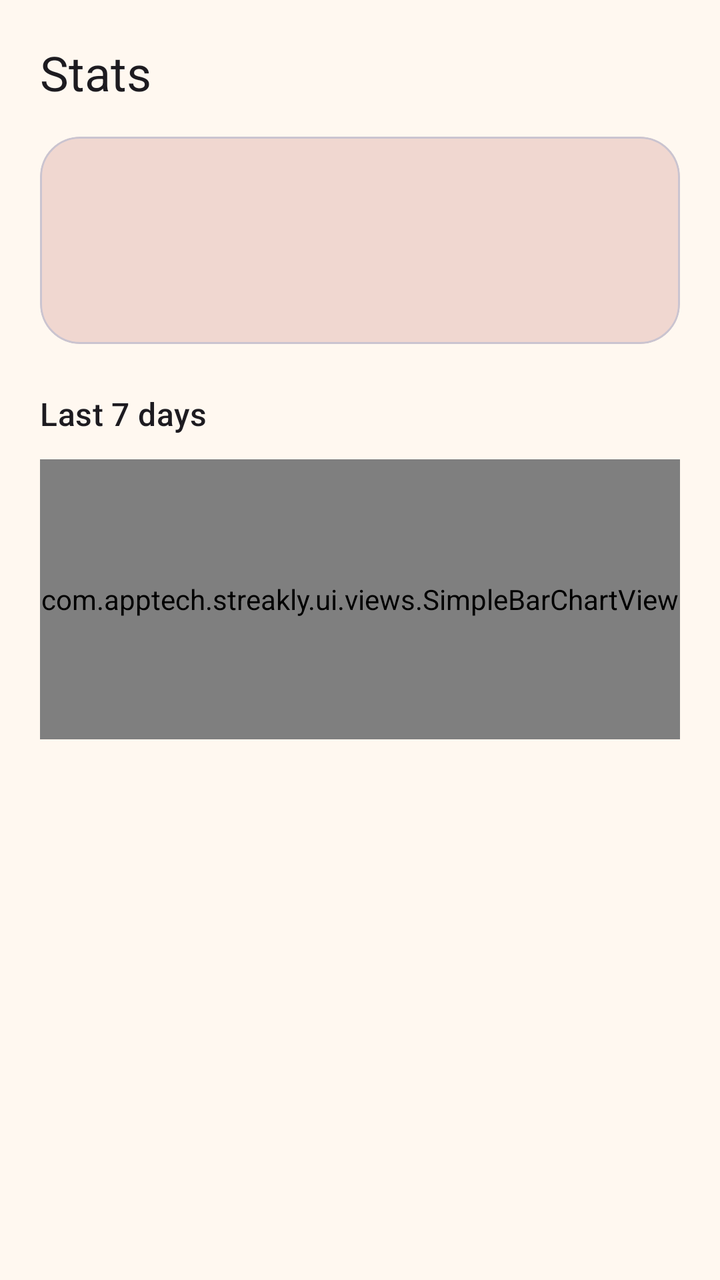
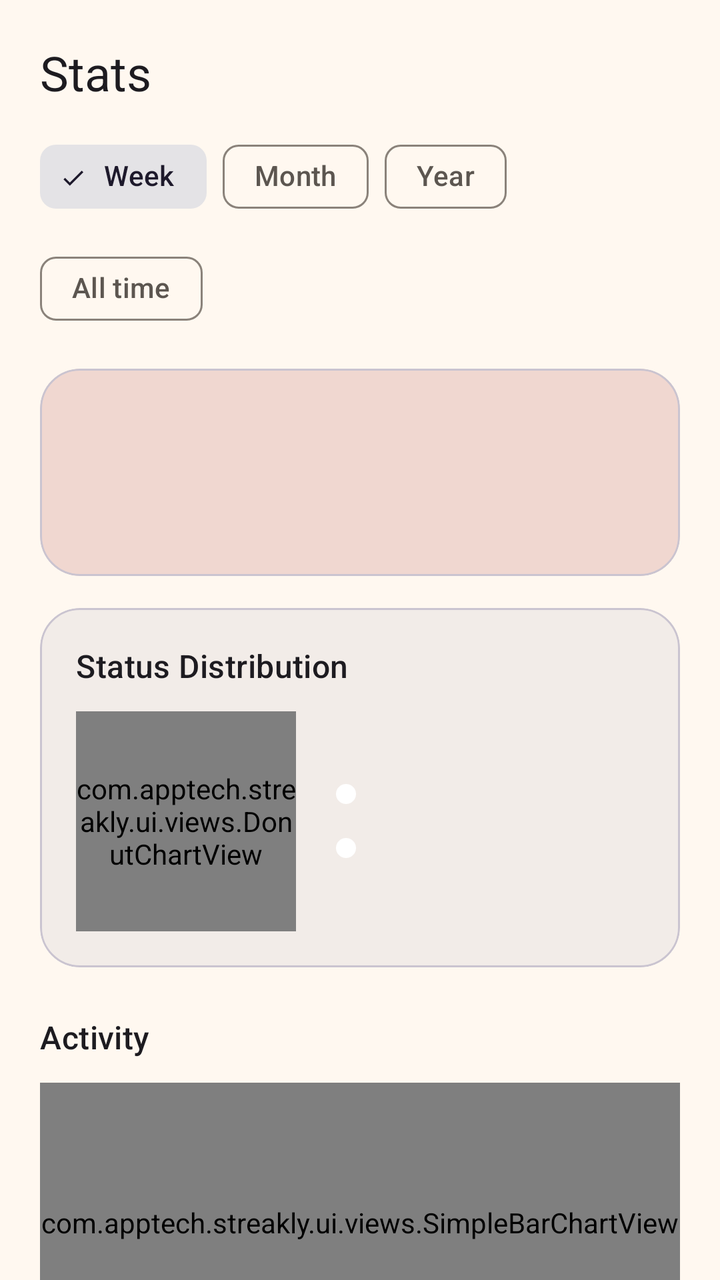

Two renders of the same Android screen: before a commit and after it. Below are the layout's source before the change and the commit's diff.
<!-- AndroidManifest.xml: application theme Theme.Streakly -->
<!-- res/layout/fragment_stats.xml -->
<?xml version="1.0" encoding="utf-8"?>
<androidx.core.widget.NestedScrollView xmlns:android="http://schemas.android.com/apk/res/android"
    xmlns:app="http://schemas.android.com/apk/res-auto"
    android:layout_width="match_parent"
    android:layout_height="match_parent"
    android:background="?attr/colorSurface">

    <LinearLayout
        android:layout_width="match_parent"
        android:layout_height="wrap_content"
        android:orientation="vertical"
        android:padding="20dp">

        <TextView
            style="?attr/textAppearanceHeadlineSmall"
            android:layout_width="wrap_content"
            android:layout_height="wrap_content"
            android:text="@string/nav_stats" />

        <com.google.android.material.card.MaterialCardView
            android:layout_width="match_parent"
            android:layout_height="wrap_content"
            android:layout_marginTop="16dp"
            app:cardCornerRadius="20dp"
            app:cardElevation="0dp"
            app:cardBackgroundColor="?attr/colorPrimaryContainer">

            <LinearLayout
                android:layout_width="match_parent"
                android:layout_height="wrap_content"
                android:orientation="vertical"
                android:padding="18dp">

                <TextView
                    android:id="@+id/stats_total_habits"
                    style="?attr/textAppearanceTitleMedium"
                    android:textColor="?attr/colorOnPrimaryContainer"
                    android:layout_width="wrap_content"
                    android:layout_height="wrap_content" />

                <TextView
                    android:id="@+id/stats_total_completions"
                    style="?attr/textAppearanceBodyMedium"
                    android:textColor="?attr/colorOnPrimaryContainer"
                    android:layout_width="wrap_content"
                    android:layout_height="wrap_content"
                    android:layout_marginTop="4dp" />

                <TextView
                    android:id="@+id/stats_best_streak"
                    style="?attr/textAppearanceBodyMedium"
                    android:textColor="?attr/colorOnPrimaryContainer"
                    android:layout_width="wrap_content"
                    android:layout_height="wrap_content"
                    android:layout_marginTop="4dp" />
            </LinearLayout>
        </com.google.android.material.card.MaterialCardView>

        <TextView
            style="?attr/textAppearanceTitleMedium"
            android:layout_width="wrap_content"
            android:layout_height="wrap_content"
            android:layout_marginTop="24dp"
            android:text="@string/stats_last_7_days" />

        <com.apptech.streakly.ui.views.SimpleBarChartView
            android:id="@+id/stats_chart"
            android:layout_width="match_parent"
            android:layout_height="140dp"
            android:layout_marginTop="12dp" />

        <androidx.recyclerview.widget.RecyclerView
            android:id="@+id/stats_habit_recycler"
            android:layout_width="match_parent"
            android:layout_height="wrap_content"
            android:layout_marginTop="16dp"
            android:nestedScrollingEnabled="false" />

    </LinearLayout>
</androidx.core.widget.NestedScrollView>
<!-- resources referenced by this layout -->
<resources>
  <string name="nav_stats">Stats</string>
  <string name="stats_last_7_days">Last 7 days</string>
  <style name="Theme.Streakly" parent="Theme.Material3.DayNight.NoActionBar">
          <item name="colorPrimary">@color/md_primary</item>
          <item name="colorOnPrimary">@color/md_on_primary</item>
          <item name="colorPrimaryContainer">@color/md_primary_container</item>
          <item name="colorOnPrimaryContainer">@color/md_on_primary_container</item>
  
          <item name="colorSecondary">@color/md_secondary</item>
          <item name="colorSecondaryContainer">@color/md_secondary_container</item>
  
          <item name="android:colorBackground">@color/md_background</item>
          <item name="colorSurface">@color/md_surface</item>
          <item name="colorSurfaceVariant">@color/md_surface_variant</item>
          <item name="colorSurfaceContainer">@color/md_surface_container</item>
          <item name="colorOnSurface">@color/md_on_surface</item>
          <item name="colorOnSurfaceVariant">@color/md_on_surface_variant</item>
          <item name="colorOutline">@color/md_outline</item>
  
          <item name="android:statusBarColor" tools:targetApi="21">@android:color/transparent</item>
          <item name="android:navigationBarColor" tools:targetApi="21">@android:color/transparent</item>
          <item name="android:windowLightStatusBar" tools:targetApi="23">true</item>
      </style>
  <color name="md_primary">#92140C</color>
  <color name="md_on_primary">#FFF8F0</color>
  <color name="md_primary_container">#F0D7D0</color>
  <color name="md_on_primary_container">#2E0A07</color>
  <color name="md_secondary">#1E1E24</color>
  <color name="md_secondary_container">#E4E3E6</color>
  <color name="md_background">#FFF8F0</color>
  <color name="md_surface">#FFF8F0</color>
  <color name="md_surface_variant">#EAE6E3</color>
  <color name="md_surface_container">#F2ECE8</color>
  <color name="md_on_surface">#1E1E24</color>
  <color name="md_on_surface_variant">#5C5650</color>
  <color name="md_outline">#8A827A</color>
</resources>

<!-- the commit's change to res/layout/fragment_stats.xml (unified diff, before → after) -->
@@ -9,13 +9,52 @@
         android:layout_width="match_parent"
         android:layout_height="wrap_content"
         android:orientation="vertical"
-        android:padding="20dp">
+        android:padding="20dp"
+        android:paddingBottom="96dp">
 
         <TextView
             style="?attr/textAppearanceHeadlineSmall"
             android:layout_width="wrap_content"
             android:layout_height="wrap_content"
             android:text="@string/nav_stats" />
+
+        <com.google.android.material.chip.ChipGroup
+            android:id="@+id/stats_range_chip_group"
+            android:layout_width="wrap_content"
+            android:layout_height="wrap_content"
+            android:layout_marginTop="12dp"
+            app:singleSelection="true"
+            app:selectionRequired="true">
+
+            <com.google.android.material.chip.Chip
+                android:id="@+id/chip_range_week"
+                style="@style/Widget.Material3.Chip.Filter"
+                android:layout_width="wrap_content"
+                android:layout_height="wrap_content"
+                android:checked="true"
+                android:text="@string/stats_range_week" />
+
+            <com.google.android.material.chip.Chip
+                android:id="@+id/chip_range_month"
+                style="@style/Widget.Material3.Chip.Filter"
+                android:layout_width="wrap_content"
+                android:layout_height="wrap_content"
+                android:text="@string/stats_range_month" />
+
+            <com.google.android.material.chip.Chip
+                android:id="@+id/chip_range_year"
+                style="@style/Widget.Material3.Chip.Filter"
+                android:layout_width="wrap_content"
+                android:layout_height="wrap_content"
+                android:text="@string/stats_range_year" />
+
+            <com.google.android.material.chip.Chip
+                android:id="@+id/chip_range_all_time"
+                style="@style/Widget.Material3.Chip.Filter"
+                android:layout_width="wrap_content"
+                android:layout_height="wrap_content"
+                android:text="@string/stats_range_all_time" />
+        </com.google.android.material.chip.ChipGroup>
 
         <com.google.android.material.card.MaterialCardView
             android:layout_width="match_parent"
@@ -56,12 +95,97 @@
             </LinearLayout>
         </com.google.android.material.card.MaterialCardView>
 
+        <com.google.android.material.card.MaterialCardView
+            android:layout_width="match_parent"
+            android:layout_height="wrap_content"
+            android:layout_marginTop="16dp"
+            app:cardCornerRadius="20dp"
+            app:cardElevation="0dp"
+            app:cardBackgroundColor="?attr/colorSurfaceContainer">
+
+            <LinearLayout
+                android:layout_width="match_parent"
+                android:layout_height="wrap_content"
+                android:orientation="vertical"
+                android:padding="18dp">
+
+                <TextView
+                    style="?attr/textAppearanceTitleMedium"
+                    android:layout_width="wrap_content"
+                    android:layout_height="wrap_content"
+                    android:text="@string/stats_distribution_title" />
+
+                <LinearLayout
+                    android:layout_width="match_parent"
+                    android:layout_height="wrap_content"
+                    android:orientation="horizontal"
+                    android:gravity="center_vertical"
+                    android:layout_marginTop="12dp">
+
+                    <com.apptech.streakly.ui.views.DonutChartView
+                        android:id="@+id/stats_donut"
+                        android:layout_width="110dp"
+                        android:layout_height="110dp" />
+
+                    <LinearLayout
+                        android:layout_width="0dp"
+                        android:layout_height="wrap_content"
+                        android:layout_weight="1"
+                        android:layout_marginStart="20dp"
+                        android:orientation="vertical">
+
+                        <LinearLayout
+                            android:layout_width="wrap_content"
+                            android:layout_height="wrap_content"
+                            android:orientation="horizontal"
+                            android:gravity="center_vertical">
+
+                            <View
+                                android:id="@+id/legend_dot_completed"
+                                android:layout_width="10dp"
+                                android:layout_height="10dp"
+                                android:background="@drawable/bg_oval_solid" />
+
+                            <TextView
+                                android:id="@+id/legend_text_completed"
+                                style="?attr/textAppearanceBodyMedium"
+                                android:layout_width="wrap_content"
+                                android:layout_height="wrap_content"
+                                android:layout_marginStart="8dp" />
+                        </LinearLayout>
+
+                        <LinearLayout
+                            android:layout_width="wrap_content"
+                            android:layout_height="wrap_content"
+                            android:orientation="horizontal"
+                            android:gravity="center_vertical"
+                            android:layout_marginTop="8dp">
+
+                            <View
+                                android:id="@+id/legend_dot_missed"
+                                android:layout_width="10dp"
+                                android:layout_height="10dp"
+                                android:background="@drawable/bg_oval_solid" />
+
+                            <TextView
+                                android:id="@+id/legend_text_missed"
+                                style="?attr/textAppearanceBodyMedium"
+                                android:layout_width="wrap_content"
+                                android:layout_height="wrap_content"
+                                android:layout_marginStart="8dp" />
+                        </LinearLayout>
+                    </LinearLayout>
+                </LinearLayout>
+            </LinearLayout>
+        </com.google.android.material.card.MaterialCardView>
+
         <TextView
+            android:id="@+id/stats_activity_title"
             style="?attr/textAppearanceTitleMedium"
             android:layout_width="wrap_content"
             android:layout_height="wrap_content"
             android:layout_marginTop="24dp"
-            android:text="@string/stats_last_7_days" />
+            android:text="@string/stats_activity_title" />
 
         <com.apptech.streakly.ui.views.SimpleBarChartView
             android:id="@+id/stats_chart"
<!-- resource entries referenced after the edit -->
@@ -1,7 +1,18 @@
 <!-- resources referenced by this layout -->
 <resources>
+  <!-- drawable bg_oval_solid (drawable) -->
+  <?xml version="1.0" encoding="utf-8"?>
+  <shape xmlns:android="http://schemas.android.com/apk/res/android"
+      android:shape="oval">
+      <solid android:color="#FFFFFF" />
+  </shape>
   <string name="nav_stats">Stats</string>
-  <string name="stats_last_7_days">Last 7 days</string>
+  <string name="stats_activity_title">Activity</string>
+  <string name="stats_distribution_title">Status Distribution</string>
+  <string name="stats_range_all_time">All time</string>
+  <string name="stats_range_month">Month</string>
+  <string name="stats_range_week">Week</string>
+  <string name="stats_range_year">Year</string>
   <style name="Theme.Streakly" parent="Theme.Material3.DayNight.NoActionBar">
           <item name="colorPrimary">@color/md_primary</item>
           <item name="colorOnPrimary">@color/md_on_primary</item>
